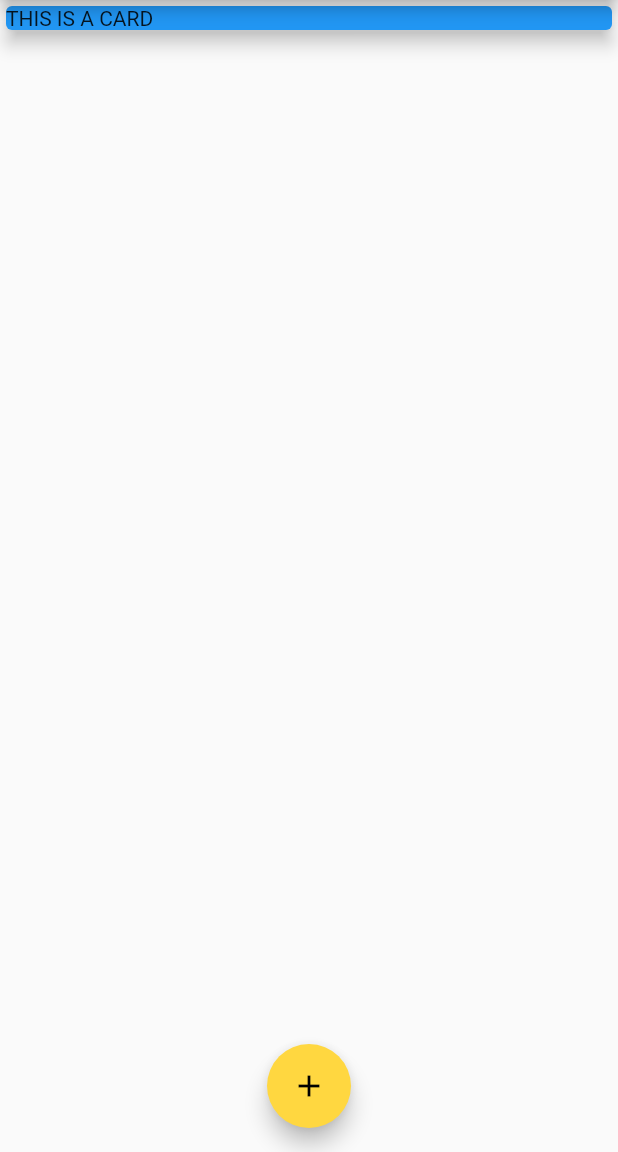
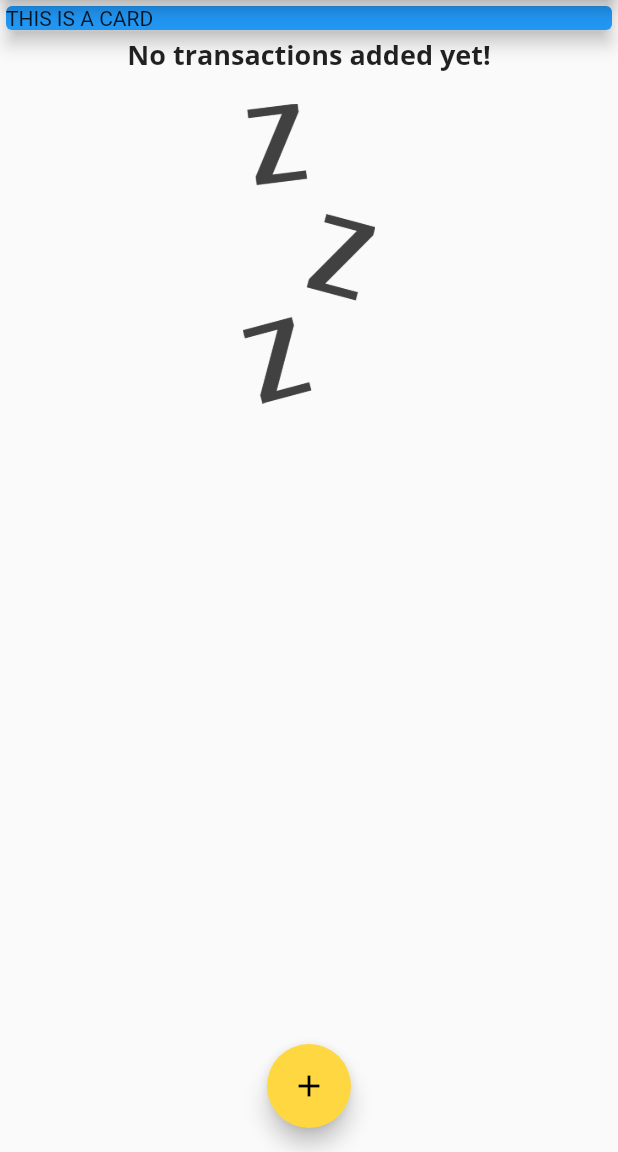
Before and after one commit to FilipePaiz/NoMoreWaste, a Flutter app: the screen it shows after launch, on a phone screen of 412 x 824 dp, the part 84-1236 px from its top. Run offline on Flutter 3.47's test engine with Material 2 defaults, Android fonts, the phone set to English and light mode, and no system bars.

Commit message:
removed hardcoded data and added exception when no data available

```diff
--- a/lib/widgets/transaction_list.dart
+++ b/lib/widgets/transaction_list.dart
@@ -12,7 +12,26 @@ class TransactionList extends StatelessWidget {
   Widget build(BuildContext context) {
     return Container(
       height: 370,
-      child: ListView.builder(
+      child: transactions.isEmpty
+          ? Column(
+              children: <Widget>[
+                Text(
+                  'No transactions added yet!',
+                  style: Theme.of(context).textTheme.title,
+                ),
+                SizedBox(
+                  height: 20,
+                ),
+                Container(
+                  height: 200,
+                  child: Image.asset(
+                    'assets/images/waiting.png',
+                    fit: BoxFit.cover,
+                  ),
+                ),
+              ],
+            )
+          : ListView.builder(
               itemBuilder: (context, index) {
                 return Card(
                   child: Row(
@@ -46,7 +65,8 @@ class TransactionList extends StatelessWidget {
                             style: Theme.of(context).textTheme.title,
                           ),
                           Text(
-                        DateFormat.yMMMMEEEEd().format(transactions[index].date),
+                            DateFormat.yMMMMEEEEd()
+                                .format(transactions[index].date),
                             style: TextStyle(color: Colors.grey),
                           ),
                         ],
--- a/pubspec.yaml
+++ b/pubspec.yaml
@@ -43,8 +43,8 @@ flutter:
   uses-material-design: true
 
   # To add assets to your application, add an assets section, like this:
-  # assets:
-  #  - images/a_dot_burr.jpeg
+  assets:
+    - assets/images/waiting.png
   #  - images/a_dot_ham.jpeg
 
   # An image asset can refer to one or more resolution-specific "variants", see
```
Lines whose indentation alone changed are shown as unchanged.
